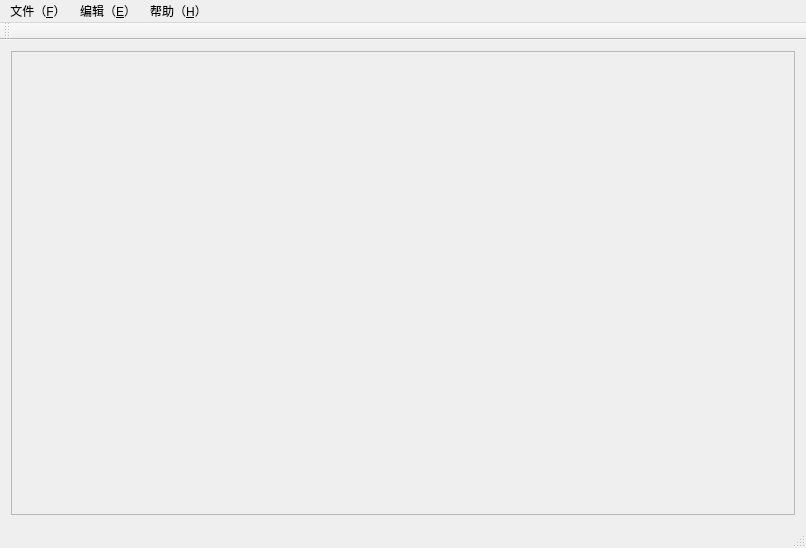
Before: the Qt Designer form mainwindow.ui in bigbigda/drillwellplatform-qt, drawn with Qt 5.
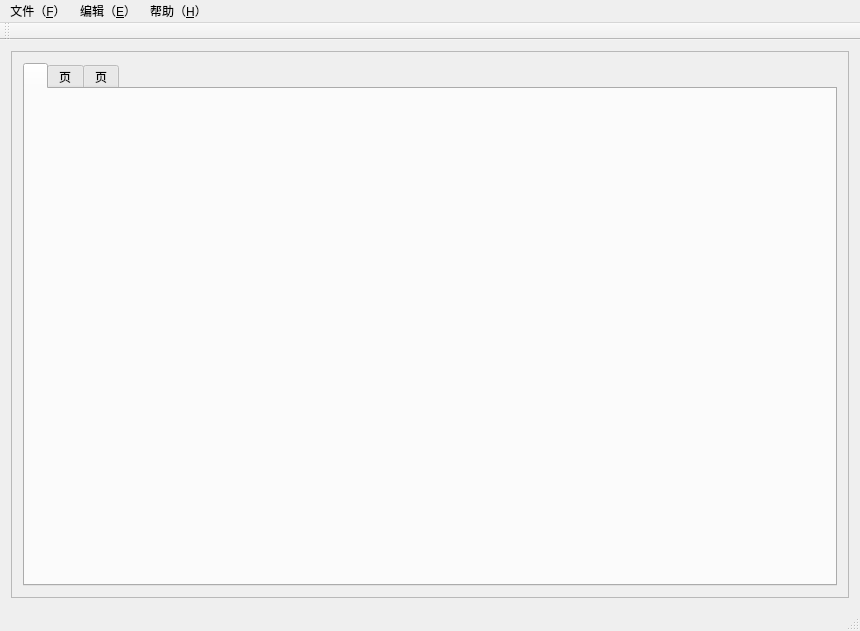
After: the same form once the commit is applied.

```diff
--- a/mainwindow.ui
+++ b/mainwindow.ui
@@ -6,8 +6,8 @@
    <rect>
     <x>0</x>
     <y>0</y>
-    <width>806</width>
-    <height>548</height>
+    <width>860</width>
+    <height>631</height>
    </rect>
   </property>
   <property name="windowTitle">
@@ -25,10 +25,31 @@
         <rect>
          <x>0</x>
          <y>0</y>
-         <width>782</width>
-         <height>459</height>
+         <width>836</width>
+         <height>544</height>
         </rect>
        </property>
+       <layout class="QGridLayout" name="gridLayout_2">
+        <item row="0" column="0">
+         <widget class="QTabWidget" name="tabWidget">
+          <widget class="QWidget" name="tabWidgetPage1" native="true">
+           <attribute name="title">
+            <string/>
+           </attribute>
+          </widget>
+          <widget class="QWidget" name="tab">
+           <attribute name="title">
+            <string>页</string>
+           </attribute>
+          </widget>
+          <widget class="QWidget" name="tab_2">
+           <attribute name="title">
+            <string>页</string>
+           </attribute>
+          </widget>
+         </widget>
+        </item>
+       </layout>
       </widget>
      </widget>
     </item>
@@ -39,7 +60,7 @@
     <rect>
      <x>0</x>
      <y>0</y>
-     <width>806</width>
+     <width>860</width>
      <height>26</height>
     </rect>
    </property>
@@ -67,15 +88,18 @@
    <addaction name="menu1_2"/>
    <addaction name="menu"/>
   </widget>
-  <widget class="QToolBar" name="mainToolBar">
+  <widget class="QStatusBar" name="statusBar"/>
+  <widget class="QToolBar" name="toolBar">
+   <property name="windowTitle">
+    <string>toolBar</string>
+   </property>
    <attribute name="toolBarArea">
     <enum>TopToolBarArea</enum>
    </attribute>
    <attribute name="toolBarBreak">
-    <bool>true</bool>
+    <bool>false</bool>
    </attribute>
   </widget>
-  <widget class="QStatusBar" name="statusBar"/>
   <action name="action1">
    <property name="text">
     <string>新建项目(&amp;N)</string>
```
